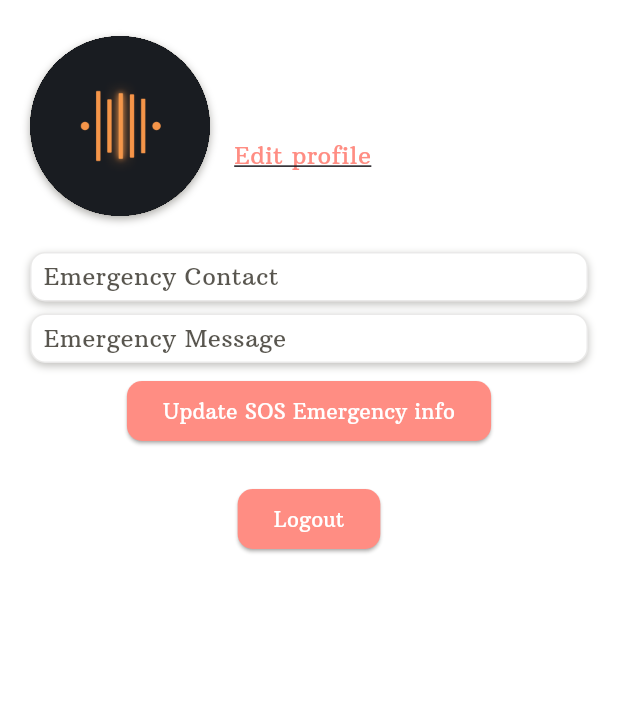
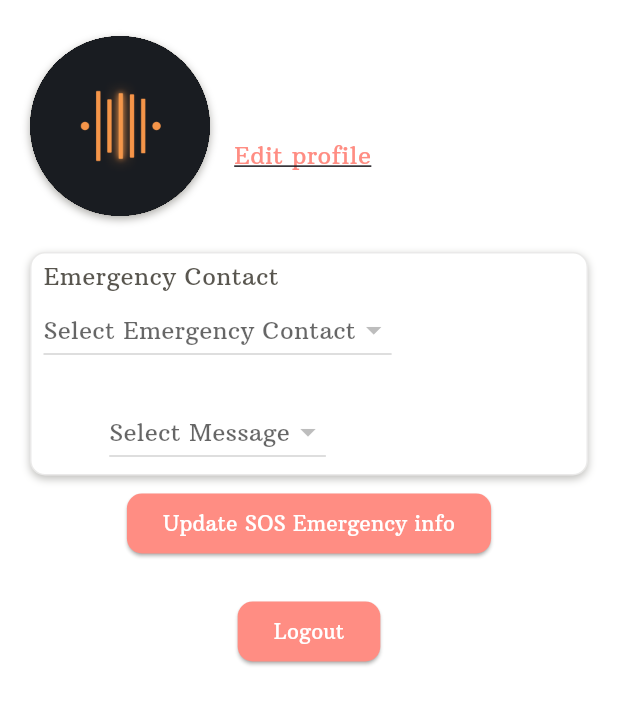
Before and after one commit to TeamSafety/SecureMe, a Flutter app: the MyProfile screen opened directly, after a tap on "Update SOS Emergency info", on a phone screen of 412 x 824 dp. Shown: the top 705 px of the screen. Run offline on Flutter 3.47's test engine with Material 3 defaults, Android fonts, the light colour scheme and no system bars; our stand-ins replace cloud_firestore, firebase_auth, firebase_core, firebase_messaging, flutter_local_notifications, flutter_map and 5 more; missing offline and left inert: flutter_map_location_marker; accounts and stored records are empty.

Commit message:
update SOS button

```diff
--- a/SourceCode/SecureShe_App/lib/models/Profile/SOS_configuration.dart
+++ b/SourceCode/SecureShe_App/lib/models/Profile/SOS_configuration.dart
@@ -1,13 +1,17 @@
 import 'package:cloud_firestore/cloud_firestore.dart';
 import 'package:firebase_auth/firebase_auth.dart';
+import 'package:flutter/material.dart';
+import 'package:my_app/models/AppVars.dart';
 
 class EmergencyConfiguration{
   final String message;
   final List<String> contacts;
+  BuildContext context;
 
   EmergencyConfiguration({
     required this.message,
     required this.contacts,
+    required this.context,
   });
   final FirebaseAuth _auth = FirebaseAuth.instance;
 
@@ -33,11 +37,30 @@ class EmergencyConfiguration{
                 'emergencyContactId': emergencyContactId, // Save the contact's user ID
                 'emergencyMessage': message,
               });
-            //showSnackbar("SOS emergency info updated successfully");
+              ScaffoldMessenger.of(context).showSnackBar(
+                SnackBar(
+                  content: Text(
+                    "SOS emergency info updated successfully",
+                    style: TextStyle(color: Colors.white),
+                  ),
+                  backgroundColor: AppVars.accent,
+                  behavior: SnackBarBehavior.floating,
+                  duration: Duration(seconds: 3),
+                ),
+              );
             print("SOS emergency info updated successfully");
           } catch (e) {
-            // Handle the error appropriately, e.g., show a Snackbar
-            //showSnackbar('Error updating SOS button info');
+            ScaffoldMessenger.of(context).showSnackBar(
+                SnackBar(
+                  content: Text(
+                    "Error updating SOS button info",
+                    style: TextStyle(color: Colors.white),
+                  ),
+                  backgroundColor: AppVars.accent,
+                  behavior: SnackBarBehavior.floating,
+                  duration: Duration(seconds: 3),
+                ),
+            );
 
           }
         } else {
--- a/SourceCode/SecureShe_App/lib/models/sos_button.dart
+++ b/SourceCode/SecureShe_App/lib/models/sos_button.dart
@@ -186,11 +186,11 @@ class _SOSButtonState extends State<SOSButton> {
               SnackBar(
                 content: Text(
                   'Your EMERGENCY message was sent',
-                  style: TextStyle(color: Colors.white), // Change text color
+                  style: TextStyle(color: Colors.white),
                 ),
-                backgroundColor: AppVars.accent, // Change background color
-                behavior: SnackBarBehavior.floating, // Optional: Makes the snackbar float above other content
-                duration: Duration(seconds: 7), // Optional: Set the duration for how long the snackbar is displayed
+                backgroundColor: AppVars.accent,
+                behavior: SnackBarBehavior.floating,
+                duration: Duration(seconds: 3),
               ),
             );
             print("Message was sent to $contactId!"); // for debug purposes!
--- a/SourceCode/SecureShe_App/lib/pages/my_profile.dart
+++ b/SourceCode/SecureShe_App/lib/pages/my_profile.dart
@@ -51,6 +51,7 @@ class _MyProfileState extends State<MyProfile> {
         });
       } else {
         // Handle the case where the document does not exist.
+        print("can't find doc");
       }
 
       // Fetch user contacts
@@ -266,56 +267,51 @@ class _MyProfileState extends State<MyProfile> {
                           color: AppVars.secondary.withOpacity(0.8),
                         ),
                       ),
-                    ],
-                  ),
-                ),
-                SizedBox(
-                  height: AppVars.elementMargin,
-                ),
-                Container(
-                  width: double.infinity,
-                  padding:
-                      const EdgeInsets.symmetric(vertical: 4, horizontal: 8),
-                  decoration: BoxDecoration(
-                    color: AppVars.primary,
-                    border: Border.all(
-                      color: AppVars.secondary.withOpacity(0.1),
-                    ),
-                    borderRadius: BorderRadius.circular(10),
-                    boxShadow: [
-                      BoxShadow(
-                        color: AppVars.secondary.withOpacity(0.3),
-                        blurRadius: 4,
-                        offset: const Offset(0, 2.0),
-                      ),
-                    ],
-                  ),
-                  child: Column(
-                    mainAxisAlignment: MainAxisAlignment.start,
-                    crossAxisAlignment: CrossAxisAlignment.start,
-                    children: [
-                      Text(
-                        "Emergency Message",
-                        style: TextStyle(
-                          fontSize: AppVars.textTitle,
-                          color: AppVars.secondary.withOpacity(0.8),
-                        ),
-                      ),
-                    ],
-                  ),
-                ),
+                      FutureBuilder(
+                        future: userProfileFuture,
+                        builder: (context, snapshot) {
+                          if (snapshot.connectionState == ConnectionState.waiting) {
+                            return Text(" ");
+                          } else if (snapshot.hasError) {
+                            return Text('Error: ${snapshot.error}');
+                          } else {
+                            // Data has been fetched, build the UI
+                            return Column(
+                              mainAxisAlignment: MainAxisAlignment.center,
+                              children: <Widget>[
+
+                                DropdownButtonClass(
+                                  contacts: userContacts,
+                                  messages: userMessages,
+                                  onContactChanged: (String? value) {
+                                    setState(() {
+                                      selectedEmergencyContact = value;
+                                    });
+                                  },
+                                  onMessageChanged: (String? value) {
+                                    setState(() {
+                                      selectedEmergencyMessage = value;
+                                    });
+                                  },
+                                ),],
+                              );
+                          }
+                        }),
+              ]),),
                 SizedBox(
                   height: AppVars.elementMargin,
                 ),
                 ElevatedButton(
                   style: AppVars.primaryButtonStyle,
-                  onPressed: () async {
-                    await updateProfile();
-                    EmergencyConfiguration emergencyClass =
-                        EmergencyConfiguration(
-                            message: 'Help me', contacts: userContacts);
-                    emergencyClass.emergencySOSUpdate();
-                  },
+                    onPressed: () async {
+                      await updateProfile();
+                      EmergencyConfiguration emergencyClass = EmergencyConfiguration(
+                        message: selectedEmergencyMessage ?? 'Help ME!!',
+                        contacts: [selectedEmergencyContact ?? ''],
+                        context: context,
+                      );
+                      emergencyClass.emergencySOSUpdate();
+                    },
                   child: const Text('Update SOS Emergency info'),
                 ),
                 SizedBox(
```
